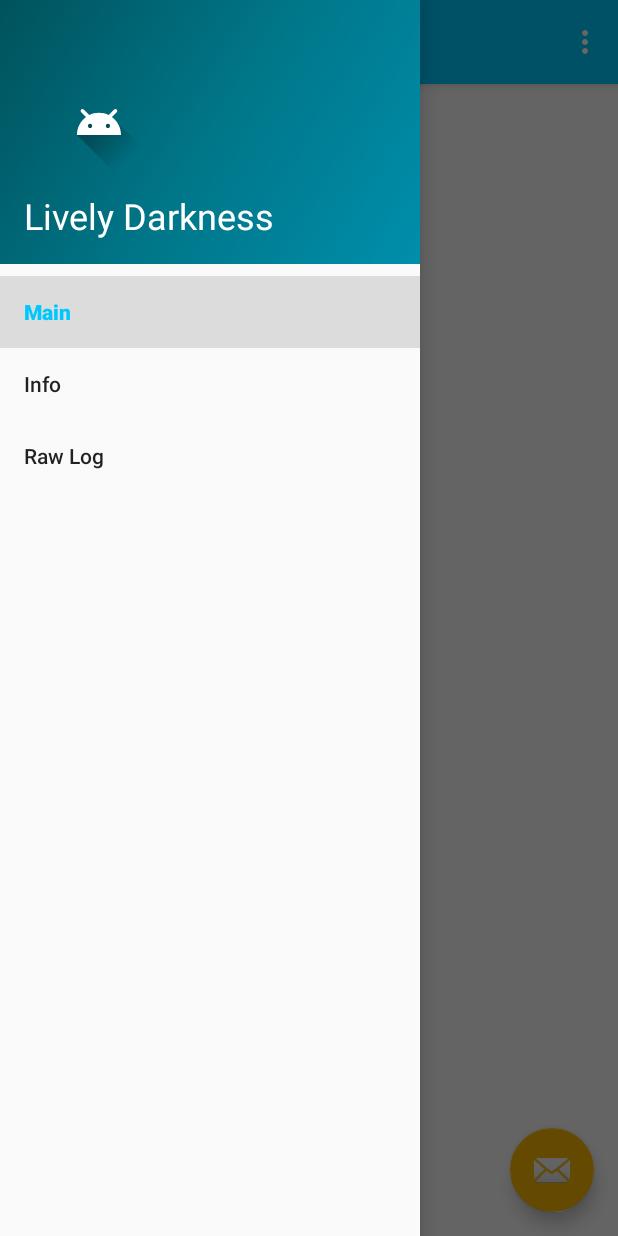
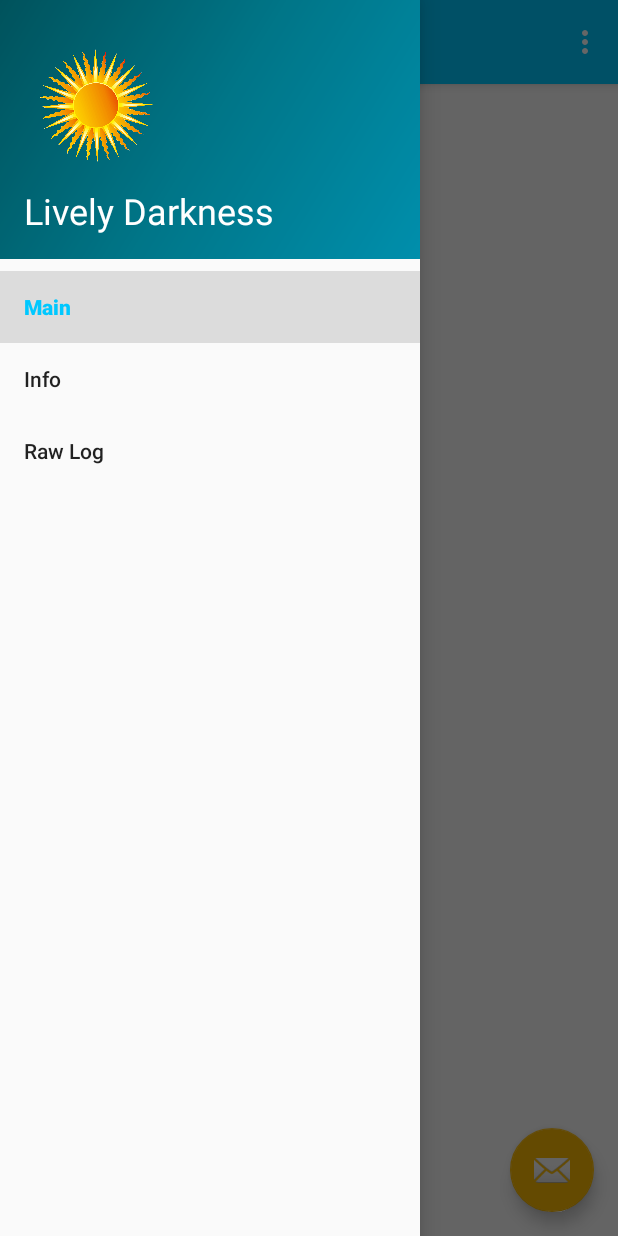
Before and after one commit to 1234tgk/lively-darkness-7496, an Android app: the screen it shows after launch (ContainerActivity), with the side drawer open, on a phone screen of 412 x 824 dp. Run offline under Robolectric (Android 15) with nearby library versions, the phone set to English and light mode, and no system bars; our stand-ins replace navigation-ui; 2 statements that could not run were skipped.

Commit message:
Add Menu Header Icon

```diff
--- a/app/src/main/res/layout/nav_header_container.xml
+++ b/app/src/main/res/layout/nav_header_container.xml
@@ -2,7 +2,7 @@
 <LinearLayout xmlns:android="http://schemas.android.com/apk/res/android"
     xmlns:app="http://schemas.android.com/apk/res-auto"
     android:layout_width="match_parent"
-    android:layout_height="@dimen/nav_header_height"
+    android:layout_height="wrap_content"
     android:background="@drawable/side_nav_bar"
     android:backgroundTint="@color/colorPrimary"
     android:backgroundTintMode="multiply"
@@ -17,10 +17,10 @@
     <ImageView
         android:id="@+id/imageView"
         android:layout_width="100sp"
-        android:layout_height="80sp"
+        android:layout_height="100sp"
         android:contentDescription="@string/nav_header_desc"
         android:paddingTop="@dimen/nav_header_vertical_spacing"
-        app:srcCompat="@drawable/ic_launcher_foreground" />
+        app:srcCompat="@drawable/ic_icon" />
 
     <TextView
         android:layout_width="match_parent"
```
Also changed, not shown: app/src/main/res/drawable-v24/ic_icon.png (added).
